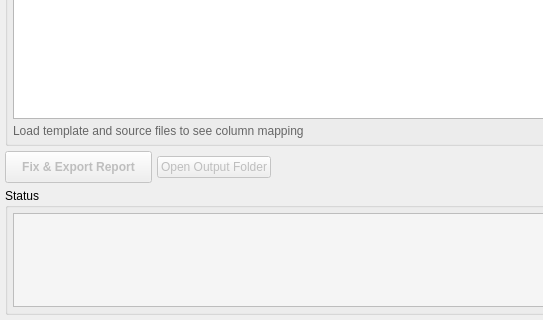
Above: modules/reporting/ui/reporting_tab.ui from i-machine-things/JobDocs before the change; both pictures show x 0 to 543 and y 280 to 600 of the 800 by 600 pixel window. Below: the same form after it.
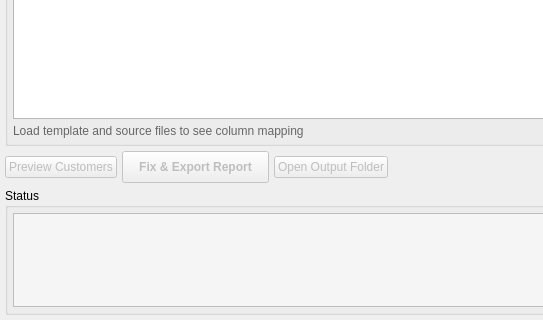
That is the form after the change.

Patch:
```diff
--- a/modules/reporting/ui/reporting_tab.ui
+++ b/modules/reporting/ui/reporting_tab.ui
@@ -278,6 +278,16 @@
    </item>
    <item>
     <layout class="QHBoxLayout" name="actionLayout">
+     <item>
+      <widget class="QPushButton" name="preview_customers_btn">
+       <property name="text">
+        <string>Preview Customers</string>
+       </property>
+       <property name="enabled">
+        <bool>false</bool>
+       </property>
+      </widget>
+     </item>
      <item>
       <widget class="QPushButton" name="fix_export_btn">
        <property name="text">
```
